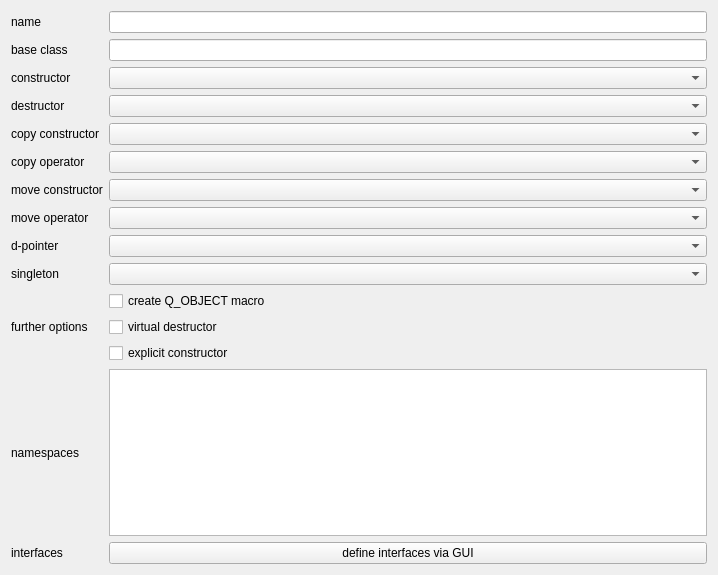
Above: CodeCreator/GeneratorClass.ui from Ulle84/UllesSourceCode before the change. Below: the same form after it.
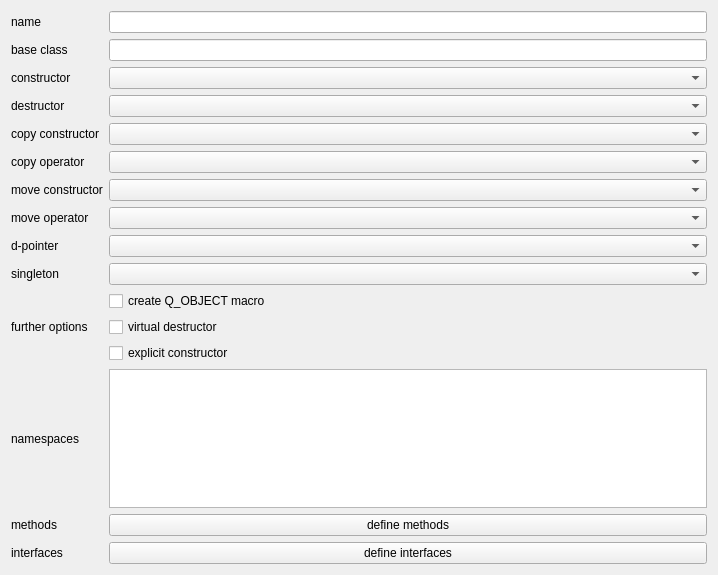
That is the form after the change. Custom widgets are drawn as their Qt base class.

Patch:
```diff
--- a/CodeCreator/GeneratorClass.ui
+++ b/CodeCreator/GeneratorClass.ui
@@ -99,9 +99,6 @@
        </property>
       </widget>
      </item>
-     <item row="9" column="1">
-      <widget class="SelectorDPointerType" name="dPointer"/>
-     </item>
      <item row="11" column="0">
       <widget class="QLabel" name="label_13">
        <property name="text">
@@ -109,10 +106,10 @@
        </property>
       </widget>
      </item>
-     <item row="13" column="1">
+     <item row="14" column="1">
       <widget class="QPushButton" name="pushButtonInterfaces">
        <property name="text">
-        <string>define interfaces via GUI</string>
+        <string>define interfaces</string>
        </property>
       </widget>
      </item>
@@ -152,7 +149,7 @@
        </property>
       </widget>
      </item>
-     <item row="13" column="0">
+     <item row="14" column="0">
       <widget class="QLabel" name="label_3">
        <property name="text">
         <string>interfaces</string>
@@ -172,6 +169,23 @@
        </property>
       </widget>
      </item>
+     <item row="9" column="1">
+      <widget class="SelectorDPointerType" name="dPointer"/>
+     </item>
+     <item row="13" column="0">
+      <widget class="QLabel" name="label_14">
+       <property name="text">
+        <string>methods</string>
+       </property>
+      </widget>
+     </item>
+     <item row="13" column="1">
+      <widget class="QPushButton" name="pushButtonMethods">
+       <property name="text">
+        <string>define methods</string>
+       </property>
+      </widget>
+     </item>
     </layout>
    </item>
   </layout>
```
